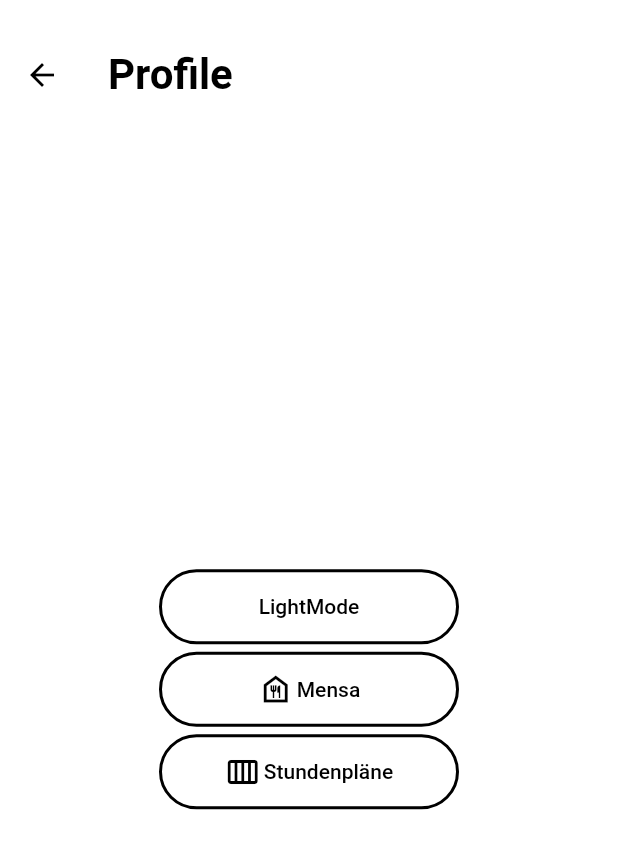
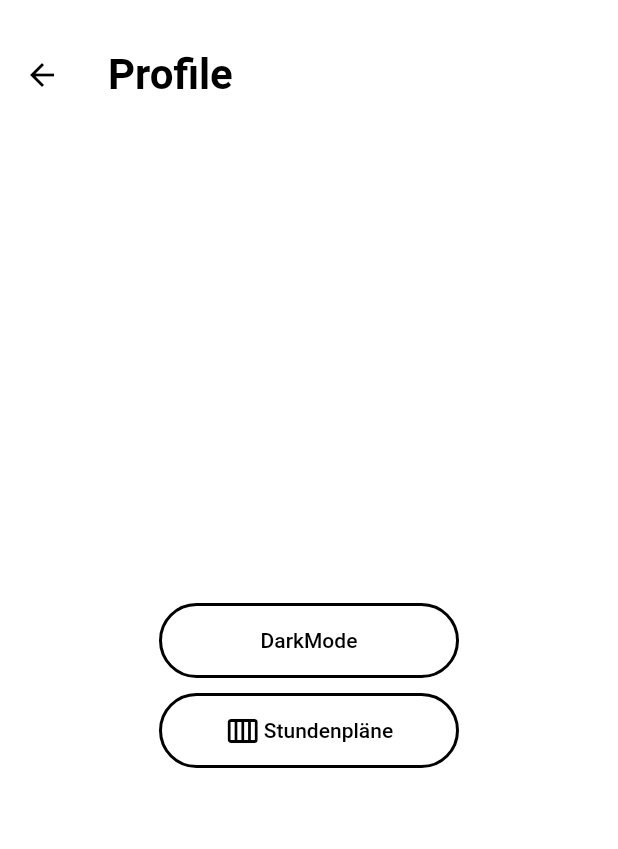
Before and after one commit to L4223/FH-Wave, a Flutter app: the HomeScreen screen opened by its route, after a tap on the "account circle" icon, on a phone screen of 412 x 824 dp. Shown: the top 849 px of the screen. Run offline on Flutter 3.47's test engine with Material 2 defaults, Android fonts, the phone set to English and light mode, and no system bars; our stand-ins replace cloud_firestore, firebase_auth, firebase_core, flutter_svg, geocoding, geolocator and 3 more; accounts and stored records are empty; project files that could hold a hidden picture were left out.

Commit message:
Mensa ist jetzt auf der Quicklinks Seite gelistet

```diff
--- a/lib/views/profile_screen.dart
+++ b/lib/views/profile_screen.dart
@@ -4,7 +4,6 @@ import 'package:provider/provider.dart';
 import '../controllers/dark_mode_controller.dart';
 import '../controllers/profile_screen_controller.dart';
 import 'widgets/dark_mode_button.dart';
-import 'widgets/mensa_button.dart';
 import 'widgets/timetables_button.dart';
 
 final ProfileScreenController _controller = ProfileScreenController();
@@ -43,12 +42,10 @@ class _ProfileScreenState extends State<ProfileScreen> {
             mainAxisAlignment: MainAxisAlignment.center,
             children: [
               const DarkModeButton(),
-              const SizedBox(height: 5),
-              mensaButton(),
-              const SizedBox(height: 5),
+              const SizedBox(height: 10),
               timetablesButton(),
               const SizedBox(
-                height: 5,
+                height: 10,
               ),
             ],
           ),
--- a/lib/views/quick_links_screen.dart
+++ b/lib/views/quick_links_screen.dart
@@ -16,6 +16,12 @@ Widget quickLinksScreen(BuildContext context) {
         title: 'Moodle',
         icon: Icons.public_outlined,
         targetURL: 'https://lms.fh-kiel.de/login/index.php',
+      ),
+      const SizedBox(height: 10), //Spacing
+      QuickLinkButton(
+        title: 'Mensa',
+        icon: Icons.food_bank_outlined,
+        targetURL: 'https://studentenwerk.sh/de/mensen-in-kiel?ort=1&mensa=5#mensaplan',
       ),
       const SizedBox(height: 10), //Spacing
       QuickLinkButton(
@@ -59,6 +65,7 @@ Widget quickLinksScreen(BuildContext context) {
         icon: Icons.newspaper_rounded,
         targetURL: 'https://www.fh-kiel.de/fh-intern/',
       ),
+      const SizedBox(height: 60), //Spacing zu Seitenende
       /// Quicklinks hier weiter hinzufügen
     ],
   );
--- a/lib/views/widgets/dark_mode_button.dart
+++ b/lib/views/widgets/dark_mode_button.dart
@@ -25,7 +25,7 @@ class DarkModeButton extends StatelessWidget {
         onPressed: () {
           controller.toggleDarkMode();
         },
-        child: Text(controller.isDarkMode ? 'DarkMode' : 'LightMode'),
+        child: Text(controller.isDarkMode ? 'LightMode' : 'DarkMode'),
       );
     });
   }
--- a/lib/views/widgets/mensa_button.dart
+++ /dev/null
@@ -1,38 +0,0 @@
-import 'package:flutter/material.dart';
-import 'package:url_launcher/url_launcher.dart';
-
-final Uri mensaURL = Uri.parse(
-    'https://studentenwerk.sh/de/mensen-in-kiel?ort=1&mensa=5#mensaplan'); //Link of the Website
-
-Widget mensaButton() {
-  return OutlinedButton(
-    style: ButtonStyle(
-        shape: MaterialStateProperty.all<RoundedRectangleBorder>(
-          RoundedRectangleBorder(
-            borderRadius: BorderRadius.circular(100.0), // Rounding the Edges
-          ),
-        ),
-        maximumSize: MaterialStateProperty.all(const Size(200, 50)),
-        minimumSize: MaterialStateProperty.all(const Size(200, 50)),
-        side: MaterialStateProperty.all(
-            const BorderSide(width: 2, color: Colors.black)),
-        // Border-settings
-        foregroundColor: MaterialStateProperty.all(Colors.black)),
-    onPressed: _launchUrl,
-    child: const Row(
-      mainAxisAlignment: MainAxisAlignment.center, // Icon & Text of the Button
-      children: [
-        Icon(Icons.food_bank_outlined),
-        SizedBox(width: 2),
-        Text('Mensa'),
-      ],
-    ),
-  );
-}
-
-Future<void> _launchUrl() async {
-  //Function to open the Window
-  if (!await launchUrl(mensaURL)) {
-    throw Exception('Could not launch $mensaURL');
-  }
-}
--- a/lib/views/widgets/quick_link_button.dart
+++ b/lib/views/widgets/quick_link_button.dart
@@ -2,7 +2,7 @@ import 'package:flutter/material.dart';
 import 'package:url_launcher/url_launcher.dart';
 import '../../controllers/quick_link_button_controller.dart';
 
-/// A button for Quicklink
+/// Quicklink Button
 class QuickLinkButton extends StatelessWidget {
   final QuickLinkButtonController _controller = QuickLinkButtonController();
   final String title;
```
